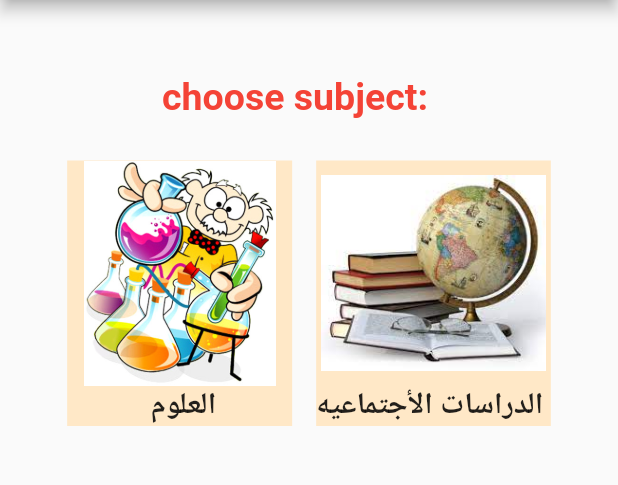
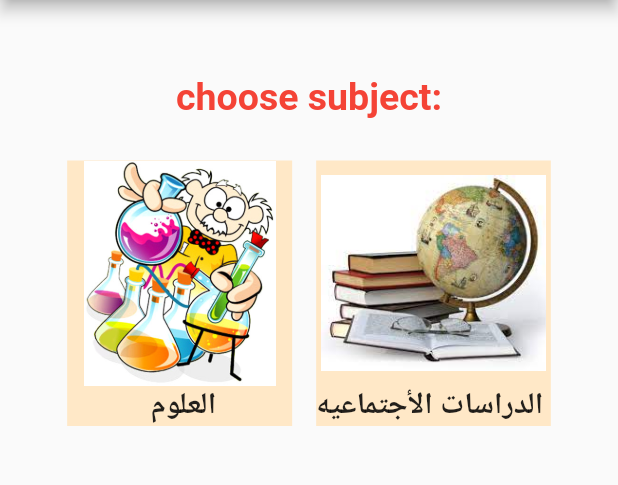
Before and after one commit to MernaGamall/dream_catcher_app, a Flutter app: the ChooseSubjectScreen screen opened directly, on a phone screen of 412 x 824 dp, the part 84-569 px from its top. Run offline on Flutter 3.47's test engine with Material 2 defaults, Android fonts, the phone set to English and light mode, and no system bars; our stand-ins replace awesome_notifications, date_time_picker, easy_localization, flutter_slidable, fluttertoast, hive and 3 more; missing offline and left inert: animation_wrappers, dart_random_choice, shape_of_view_null_safe; accounts and stored records are empty.

Commit message:
first commit

```diff
--- a/assets/translations/ar.json
+++ b/assets/translations/ar.json
@@ -34,5 +34,6 @@
   "falsePassword" : "ادخل كلمة المرور الصحيحه",
   "timeFor" : "..... جه وقت ال " ,
   "Exams" : "امتحانات" ,
-  "Exercises" : "تدريبات"
+  "Exercises" : "تدريبات",
+  "ChooseSubject" : ":اختر ماده"
 }
--- a/assets/translations/en.json
+++ b/assets/translations/en.json
@@ -35,7 +35,8 @@
  "falsePassword" : "Enter Correct Password",
  "timeFor" : "Its Time For... " ,
  "Exams" : "Exams" ,
- "Exercises" : "Exercises"
+ "Exercises" : "Exercises" ,
+ "ChooseSubject" : "choose subject:"
 
 
 
--- a/lib/screen/bottom_navigantionbar_screens/exam_and_exercies_screens/choose_subject.dart
+++ b/lib/screen/bottom_navigantionbar_screens/exam_and_exercies_screens/choose_subject.dart
@@ -1,11 +1,10 @@
 import 'package:dream_catcher_app/screen/bottom_navigantionbar_screens/exam_and_exercies_screens/exam_list.dart';
 import 'package:dream_catcher_app/screen/bottom_navigantionbar_screens/exam_and_exercies_screens/excercises_list.dart';
-import 'package:dream_catcher_app/screen/bottom_navigantionbar_screens/video_screens/videos_screens.dart';
 import 'package:easy_localization/easy_localization.dart';
 import 'package:flutter/material.dart';
 
 class ChooseSubjectScreen extends StatefulWidget {
-   ChooseSubjectScreen({super.key , required this.yourChoose});
+  ChooseSubjectScreen({super.key, required this.yourChoose});
   String yourChoose = "";
   @override
   State<ChooseSubjectScreen> createState() => _ChooseSubjectScreenState();
@@ -17,56 +16,41 @@ class _ChooseSubjectScreenState extends State<ChooseSubjectScreen> {
 
   @override
   Widget build(BuildContext context) {
-    return  Scaffold(
+    return Scaffold(
       appBar: AppBar(
         title: Text(widget.yourChoose),
       ),
-      body:   SafeArea(
+      body: SafeArea(
         child: Center(
           child: Column(
             children: [
-              SizedBox(height: 50,),
-              Text("choose subject:   ",style: TextStyle(fontWeight: FontWeight.bold, fontSize: 25,color: Colors.red),),
-              SizedBox(height: 20,),
+              SizedBox(
+                height: 50,
+              ),
+              Text(
+                "ChooseSubject".tr(),
+                style: TextStyle(
+                  fontWeight: FontWeight.bold,
+                  fontSize: 25,
+                  color: Colors.red,
+                ),
+              ),
+              SizedBox(
+                height: 20,
+              ),
               Row(
                 mainAxisAlignment: MainAxisAlignment.center,
                 children: [
-
                   Padding(
                     padding: const EdgeInsets.all(8.0),
                     child: GestureDetector(
-                      onTap: (){
+                      onTap: () {
                         Navigator.of(context).push(
                           MaterialPageRoute(
-                            builder: (context) => widget.yourChoose == "Exams" ? ExamList() :  ExercisesList () ,
-                          ),
-                        );
-                      },
-                      child: Container(
-
-                          decoration: BoxDecoration(
-                            color: Color(0xffFFE8C7),
-                          ),
-                          child: Column(
-                            children: [
-                              Container(
-                                  height: 150,
-                                  width: 150,
-                                  child: Image.asset("assets/images/img_1.jpg")),
-                              Text(" العلوم",style: TextStyle(fontSize: 20,fontWeight: FontWeight.bold),),],
-                          )
-                      ),
-                    ),
-                  ),
-                  studentLang == "Arabic".tr()?
-                  Padding(
-                    padding: const EdgeInsets.all(8.0),
-                    child: GestureDetector(
-                      onTap: (){
-
-                        Navigator.of(context).push(
-                          MaterialPageRoute(
-                            builder: (context) => widget.yourChoose == "Exams" ? ExamList() :  ExercisesList () ,
+                            builder: (context) =>
+                                widget.yourChoose == "Exams".tr()
+                                    ? ExamList()
+                                    : ExercisesList(),
                           ),
                         );
                       },
@@ -79,29 +63,81 @@ class _ChooseSubjectScreenState extends State<ChooseSubjectScreen> {
                             Container(
                               height: 150,
                               width: 150,
-                                  child: Image.asset("assets/images/img_2.png")),
-                              Text("الدراسات الأجتماعيه ",style: TextStyle(fontSize: 20,fontWeight: FontWeight.bold)),],
-                          )
+                              child: Image.asset(
+                                "assets/images/img_1.jpg",
                               ),
                             ),
-                  ):
-                  GestureDetector(
-                    onTap: (){
+                            Text(
+                              " العلوم",
+                              style: TextStyle(
+                                fontSize: 20,
+                                fontWeight: FontWeight.bold,
+                              ),
+                            ),
+                          ],
+                        ),
+                      ),
+                    ),
+                  ),
+                  studentLang == "Arabic".tr()
+                      ? Padding(
+                          padding: const EdgeInsets.all(8.0),
+                          child: GestureDetector(
+                            onTap: () {
                               Navigator.of(context).push(
                                 MaterialPageRoute(
-                          builder: (context) => widget.yourChoose == "Exams" ? ExamList() :  ExercisesList () ,
+                                  builder: (context) =>
+                                      widget.yourChoose == "Exams"
+                                          ? ExamList()
+                                          : ExercisesList(),
                                 ),
                               );
                             },
                             child: Container(
                                 decoration: BoxDecoration(
-                            color: Colors.cyan
+                                  color: Color(0xffFFE8C7),
                                 ),
                                 child: Column(
                                   children: [
-                            Image.asset(""),
-                            Text("Science"),],
+                                    Container(
+                                      height: 150,
+                                      width: 150,
+                                      child: Image.asset(
+                                        "assets/images/img_2.png",
+                                      ),
+                                    ),
+                                    Text(
+                                      "الدراسات الأجتماعيه ",
+                                      style: TextStyle(
+                                        fontSize: 20,
+                                        fontWeight: FontWeight.bold,
+                                      ),
+                                    ),
+                                  ],
+                                )),
+                          ),
                         )
+                      : GestureDetector(
+                          onTap: () {
+                            Navigator.of(context).push(
+                              MaterialPageRoute(
+                                builder: (context) =>
+                                    widget.yourChoose == "Exams"
+                                        ? ExamList()
+                                        : ExercisesList(),
+                              ),
+                            );
+                          },
+                          child: Container(
+                            decoration: BoxDecoration(color: Colors.cyan),
+                            child: Column(
+                              children: [
+                                Image.asset(
+                                  "assets/images/img_1.jpg",
+                                ),
+                                Text("Science"),
+                              ],
+                            ),
                           ),
                         ),
                 ],
```
Lines whose indentation alone changed are shown as unchanged.
